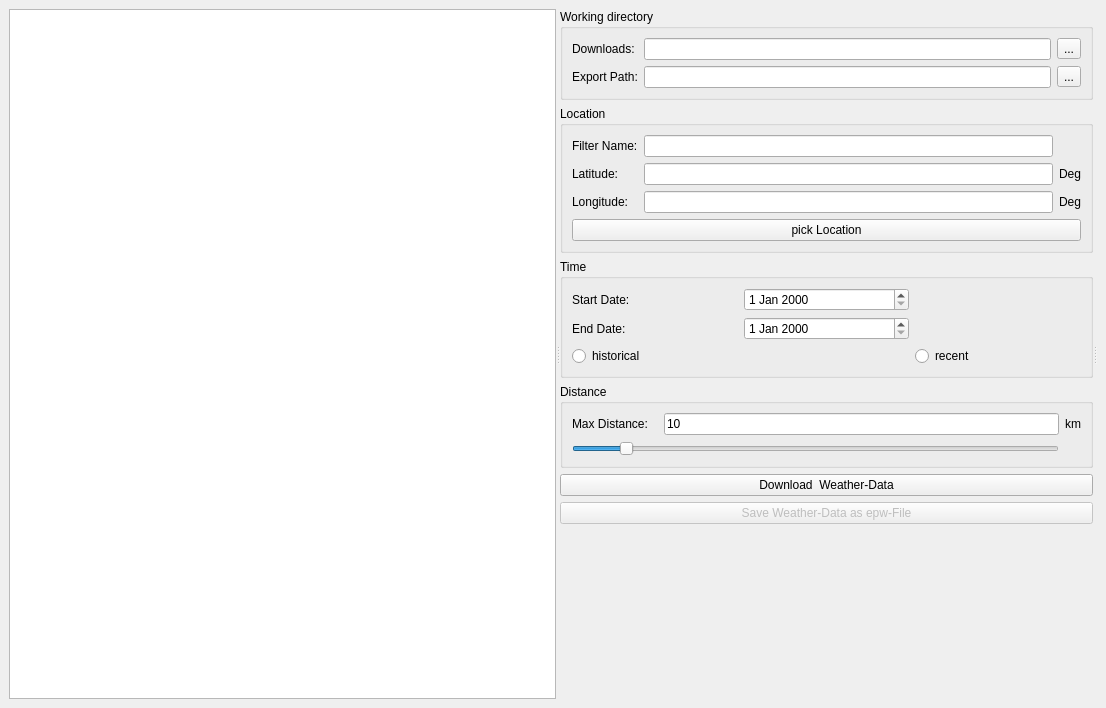
Above: ClimateDataGenerator/src/DWDMainWindow.ui from Arombolosh/dwdImporter before the change. Below: the same form after it.
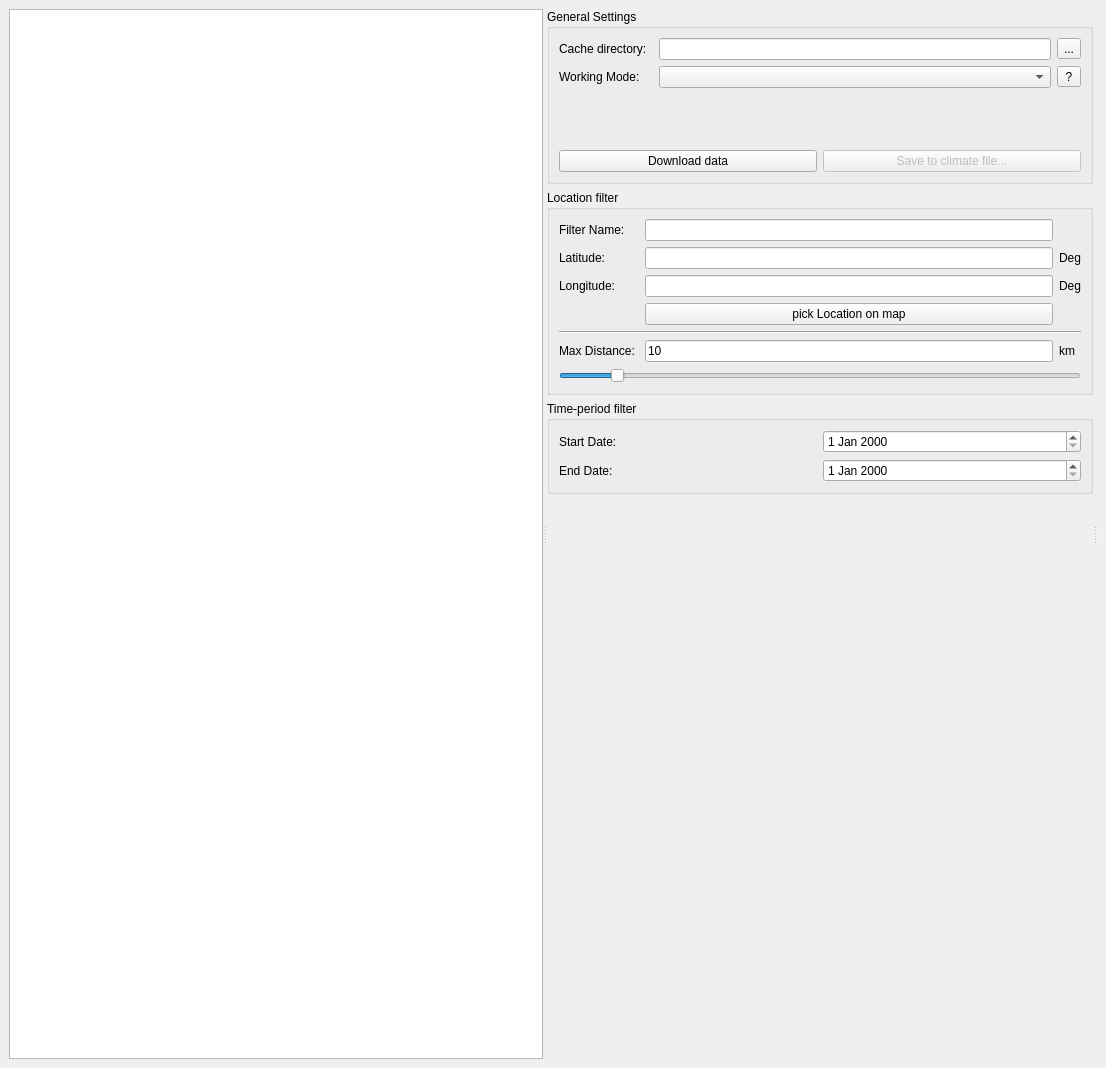
That is the form after the change. Custom widgets are drawn as their Qt base class.

Commit message: Updated main window functionality

Patch:
```diff
--- a/ClimateDataGenerator/src/DWDMainWindow.ui
+++ b/ClimateDataGenerator/src/DWDMainWindow.ui
@@ -7,7 +7,7 @@
     <x>0</x>
     <y>0</y>
     <width>1106</width>
-    <height>708</height>
+    <height>1068</height>
    </rect>
   </property>
   <property name="maximumSize">
@@ -32,43 +32,80 @@
         <item>
          <widget class="QGroupBox" name="groupBoxDir">
           <property name="title">
-           <string>Working directory</string>
+           <string>General Settings</string>
           </property>
           <layout class="QGridLayout" name="gridLayout_4">
-           <item row="1" column="0">
-            <widget class="QLabel" name="label_9">
-             <property name="text">
-              <string>Export Path:</string>
+           <item row="4" column="0" colspan="4">
+            <widget class="MetaDataEditWidget" name="widgetMetaData" native="true">
+             <property name="minimumSize">
+              <size>
+               <width>0</width>
+               <height>50</height>
+              </size>
              </property>
             </widget>
            </item>
-           <item row="1" column="2">
-            <widget class="QToolButton" name="toolButtonOpenDirectory">
-             <property name="text">
-              <string>...</string>
-             </property>
-            </widget>
-           </item>
-           <item row="1" column="1">
-            <widget class="QLineEdit" name="lineEditFile"/>
-           </item>
-           <item row="0" column="1">
+           <item row="0" column="2">
             <widget class="QLineEdit" name="lineEditDownloads"/>
            </item>
+           <item row="2" column="2">
+            <widget class="QComboBox" name="comboBoxMode"/>
+           </item>
+           <item row="5" column="0" colspan="4">
+            <layout class="QHBoxLayout" name="horizontalLayout">
+             <item>
+              <widget class="QPushButton" name="pushButtonPreview">
+               <property name="text">
+                <string>Download data</string>
+               </property>
+              </widget>
+             </item>
+             <item>
+              <widget class="QPushButton" name="pushButtonDownload">
+               <property name="enabled">
+                <bool>false</bool>
+               </property>
+               <property name="text">
+                <string>Save to climate file...</string>
+               </property>
+              </widget>
+             </item>
+            </layout>
+           </item>
            <item row="0" column="0">
             <widget class="QLabel" name="label_11">
              <property name="text">
-              <string>Downloads:</string>
+              <string>Cache directory:</string>
              </property>
             </widget>
            </item>
-           <item row="0" column="2">
+           <item row="2" column="0">
+            <widget class="QLabel" name="label_9">
+             <property name="text">
+              <string>Working Mode:</string>
+             </property>
+            </widget>
+           </item>
+           <item row="0" column="3">
             <widget class="QToolButton" name="toolButtonDownloadDir">
              <property name="text">
               <string>...</string>
              </property>
             </widget>
            </item>
+           <item row="2" column="3">
+            <widget class="QToolButton" name="toolButtonHelp">
+             <property name="sizePolicy">
+              <sizepolicy hsizetype="Preferred" vsizetype="Fixed">
+               <horstretch>0</horstretch>
+               <verstretch>0</verstretch>
+              </sizepolicy>
+             </property>
+             <property name="text">
+              <string>?</string>
+             </property>
+            </widget>
+           </item>
           </layout>
          </widget>
         </item>
@@ -81,16 +118,47 @@
            </size>
           </property>
           <property name="title">
-           <string>Location</string>
+           <string>Location filter</string>
           </property>
           <layout class="QGridLayout" name="gridLayout" columnstretch="0,1,0,0">
-           <item row="3" column="1" colspan="2">
-            <widget class="QtExt::ValidatingLineEdit" name="lineEditLatitude">
-             <property name="maximumSize">
-              <size>
-               <width>16777215</width>
-               <height>16777215</height>
-              </size>
+           <item row="10" column="0" colspan="4">
+            <widget class="QSlider" name="horizontalSliderDistance">
+             <property name="maximum">
+              <number>500</number>
+             </property>
+             <property name="value">
+              <number>50</number>
+             </property>
+             <property name="orientation">
+              <enum>Qt::Horizontal</enum>
+             </property>
+            </widget>
+           </item>
+           <item row="3" column="0">
+            <widget class="QLabel" name="label_2">
+             <property name="text">
+              <string>Latitude:</string>
+             </property>
+            </widget>
+           </item>
+           <item row="1" column="0">
+            <widget class="QLabel" name="label_8">
+             <property name="text">
+              <string>Filter Name:</string>
+             </property>
+            </widget>
+           </item>
+           <item row="7" column="0" colspan="4">
+            <widget class="Line" name="line">
+             <property name="orientation">
+              <enum>Qt::Horizontal</enum>
+             </property>
+            </widget>
+           </item>
+           <item row="8" column="3">
+            <widget class="QLabel" name="label_7">
+             <property name="text">
+              <string>km</string>
              </property>
             </widget>
            </item>
@@ -104,6 +172,13 @@
              </property>
             </widget>
            </item>
+           <item row="3" column="3">
+            <widget class="QLabel" name="label_5">
+             <property name="text">
+              <string>Deg</string>
+             </property>
+            </widget>
+           </item>
            <item row="5" column="3">
             <widget class="QLabel" name="label_4">
              <property name="text">
@@ -111,13 +186,6 @@
              </property>
             </widget>
            </item>
-           <item row="6" column="0" colspan="4">
-            <widget class="QPushButton" name="pushButtonMap">
-             <property name="text">
-              <string>pick Location</string>
-             </property>
-            </widget>
-           </item>
            <item row="5" column="0">
             <widget class="QLabel" name="label_3">
              <property name="text">
@@ -125,48 +193,57 @@
              </property>
             </widget>
            </item>
-           <item row="3" column="0">
-            <widget class="QLabel" name="label_2">
+           <item row="3" column="1" colspan="2">
+            <widget class="QtExt::ValidatingLineEdit" name="lineEditLatitude">
+             <property name="enabled">
+              <bool>true</bool>
+             </property>
+             <property name="maximumSize">
+              <size>
+               <width>16777215</width>
+               <height>16777215</height>
+              </size>
+             </property>
+            </widget>
+           </item>
+           <item row="8" column="0">
+            <widget class="QLabel" name="label_6">
              <property name="text">
-              <string>Latitude:</string>
+              <string>Max Distance: </string>
+             </property>
+            </widget>
+           </item>
+           <item row="8" column="1" colspan="2">
+            <widget class="QtExt::ValidatingLineEdit" name="lineEditDistance">
+             <property name="text">
+              <string>10</string>
+             </property>
+             <property name="readOnly">
+              <bool>true</bool>
+             </property>
+            </widget>
+           </item>
+           <item row="6" column="1" colspan="2">
+            <widget class="QPushButton" name="pushButtonMap">
+             <property name="text">
+              <string>pick Location on map</string>
              </property>
             </widget>
            </item>
            <item row="1" column="1" colspan="2">
             <widget class="QLineEdit" name="lineEditNameFilter"/>
            </item>
-           <item row="1" column="0">
-            <widget class="QLabel" name="label_8">
-             <property name="text">
-              <string>Filter Name:</string>
-             </property>
-            </widget>
-           </item>
-           <item row="3" column="3">
-            <widget class="QLabel" name="label_5">
-             <property name="text">
-              <string>Deg</string>
-             </property>
-            </widget>
-           </item>
           </layout>
          </widget>
         </item>
         <item>
          <widget class="QGroupBox" name="groupBoxTime">
           <property name="title">
-           <string>Time</string>
+           <string>Time-period filter</string>
           </property>
           <layout class="QGridLayout" name="gridLayout_2">
-           <item row="2" column="2">
-            <widget class="QRadioButton" name="radioButtonRecent">
-             <property name="text">
-              <string>recent</string>
-             </property>
-            </widget>
-           </item>
-           <item row="0" column="1">
-            <widget class="QDateEdit" name="dateEditStart"/>
+           <item row="1" column="1">
+            <widget class="QDateEdit" name="dateEditEnd"/>
            </item>
            <item row="1" column="0">
             <widget class="QLabel" name="label_10">
@@ -181,16 +258,6 @@
              </property>
             </widget>
            </item>
-           <item row="1" column="1">
-            <widget class="QDateEdit" name="dateEditEnd"/>
-           </item>
-           <item row="2" column="0" colspan="2">
-            <widget class="QRadioButton" name="radioButtonHistorical">
-             <property name="text">
-              <string>historical</string>
-             </property>
-            </widget>
-           </item>
            <item row="0" column="0">
             <widget class="QLabel" name="label">
              <property name="minimumSize">
@@ -204,78 +271,12 @@
              </property>
             </widget>
            </item>
-          </layout>
-         </widget>
-        </item>
-        <item>
-         <widget class="QGroupBox" name="groupBoxDistance">
-          <property name="maximumSize">
-           <size>
-            <width>16777215</width>
-            <height>16777215</height>
-           </size>
-          </property>
-          <property name="title">
-           <string>Distance </string>
-          </property>
-          <layout class="QGridLayout" name="gridLayout_3">
-           <item row="0" column="3">
-            <widget class="QLabel" name="label_7">
-             <property name="text">
-              <string>km</string>
-             </property>
-            </widget>
+           <item row="0" column="1">
+            <widget class="QDateEdit" name="dateEditStart"/>
            </item>
-           <item row="1" column="0" colspan="3">
-            <widget class="QSlider" name="horizontalSliderDistance">
-             <property name="maximum">
-              <number>500</number>
-             </property>
-             <property name="value">
-              <number>50</number>
-             </property>
-             <property name="orientation">
-              <enum>Qt::Horizontal</enum>
-             </property>
-            </widget>
-           </item>
-           <item row="0" column="0">
-            <widget class="QLabel" name="label_6">
-             <property name="text">
-              <string>Max Distance: </string>
-             </property>
-            </widget>
-           </item>
-           <item row="0" column="2">
-            <widget class="QtExt::ValidatingLineEdit" name="lineEditDistance">
-             <property name="text">
-              <string>10</string>
-             </property>
-             <property name="readOnly">
-              <bool>true</bool>
-             </property>
-            </widget>
-           </item>
           </layout>
          </widget>
         </item>
-        <item>
-         <widget class="QPushButton" name="pushButtonPreview">
-          <property name="text">
-           <string>Download  Weather-Data</string>
-          </property>
-         </widget>
-        </item>
-        <item>
-         <widget class="QPushButton" name="pushButtonDownload">
-          <property name="enabled">
-           <bool>false</bool>
-          </property>
-          <property name="text">
-           <string>Save Weather-Data as epw-File</string>
-          </property>
-         </widget>
-        </item>
         <item>
          <spacer name="verticalSpacer_2">
           <property name="orientation">
@@ -405,6 +406,12 @@
    <header location="global">qwt_plot.h</header>
    <container>1</container>
   </customwidget>
+  <customwidget>
+   <class>MetaDataEditWidget</class>
+   <extends>QWidget</extends>
+   <header>MetaDataEditWidget.h</header>
+   <container>1</container>
+  </customwidget>
  </customwidgets>
  <resources/>
  <connections/>
```
The commit also changes 2 other files.
